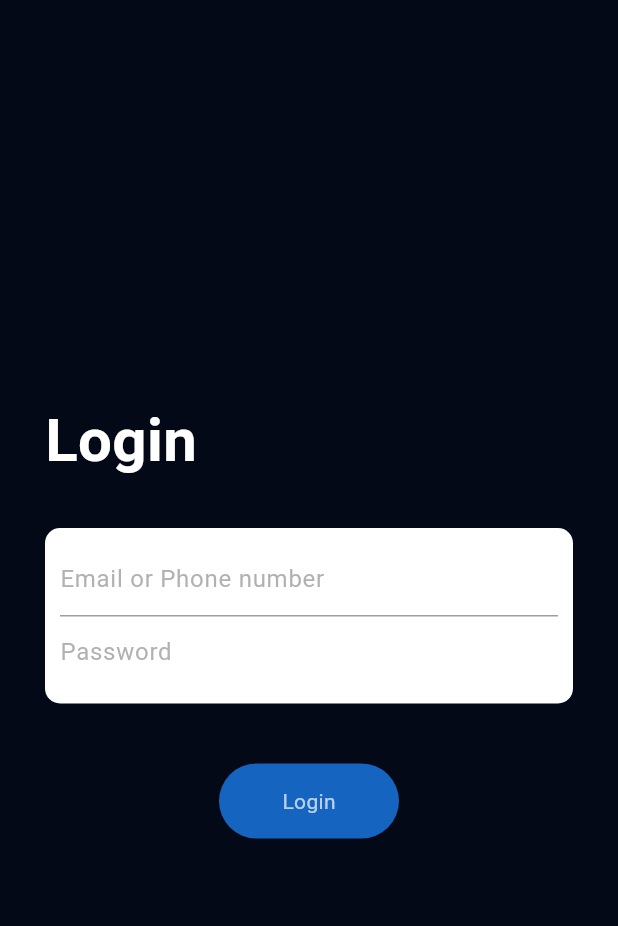
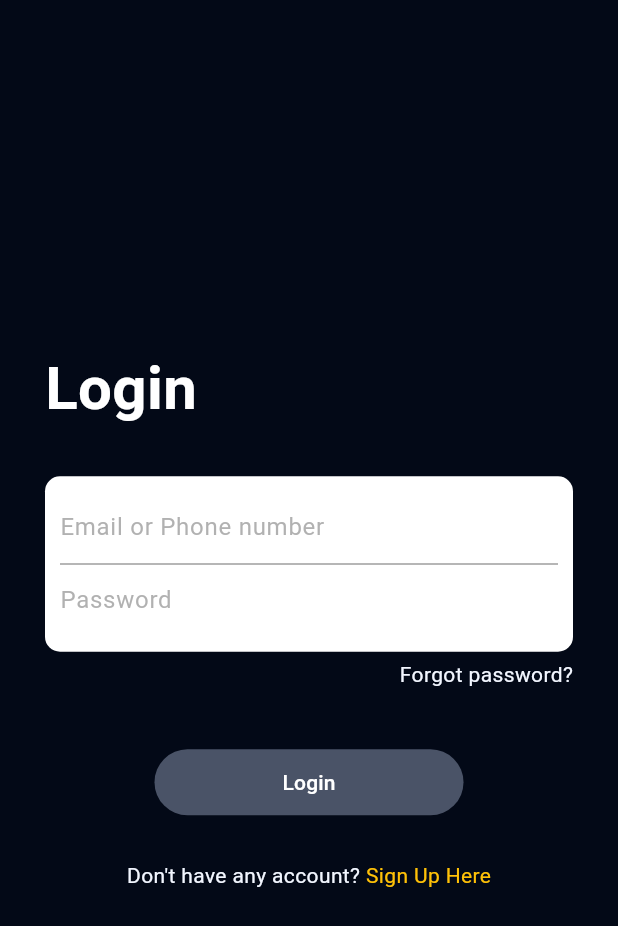
Before and after one commit to 8cstudio/car_pooling_flutter, a Flutter app: the screen it shows after launch, on a phone screen of 412 x 824 dp. Shown: the top 926 px of the screen. Run offline on Flutter 3.47's test engine with Material 2 defaults, Android fonts, the phone set to English and light mode, and no system bars.

Commit message:
made changes

```diff
--- a/lib/LoginPage.dart
+++ /dev/null
@@ -1,53 +0,0 @@
-import 'package:car_booking/Widgets/Textfield.dart';
-import 'package:flutter/material.dart';
-
-class LoginPage extends StatelessWidget {
-  @override
-  Widget build(BuildContext context) {
-    return Scaffold(
-      backgroundColor: const Color.fromRGBO(3, 9, 23, 1),
-      body: Container(
-        padding: const EdgeInsets.all(30),
-        child: Column(
-          crossAxisAlignment: CrossAxisAlignment.start,
-          mainAxisAlignment: MainAxisAlignment.center,
-          children: <Widget>[
-            const Text("Login",
-            style: TextStyle(color: Colors.white, fontSize: 40, fontWeight: FontWeight.bold),),
-            const SizedBox(height: 30,),
-            Container(
-              padding: const EdgeInsets.all(10),
-              decoration: BoxDecoration(
-                borderRadius: BorderRadius.circular(10),
-                color: Colors.white
-              ),
-              child: const Column(
-                children:  [
-                   CustomTextfield(
-                    hintText: "Email or Phone number",
-                  ),
-                  LastTextField(
-                    hintText: "Password",
-                  ),
-                ],
-              ),
-            ),
-            const SizedBox(height: 40,),
-            Center(
-              child: Container(
-                width: 120,
-                padding: const EdgeInsets.all(15),
-                decoration: BoxDecoration(
-                  borderRadius: BorderRadius.circular(50),
-                  color: Colors.blue[800]
-                ),
-                child: Center(child: Text("Login", style: TextStyle(color: Colors.white.withOpacity(.7)),)),
-              ),
-            ),
-
-          ],
-        ),
-      ),
-    );
-  }
-}
--- /dev/null
+++ b/lib/Widgets/CustomText.dart
@@ -0,0 +1,11 @@
+import 'package:flutter/material.dart';
+class CustomText extends StatelessWidget {
+  final String text;
+  final Color? color;
+  const CustomText({super.key, required this.text, this.color});
+
+  @override
+  Widget build(BuildContext context) {
+    return  Text( "$text", style: TextStyle(color: color ),);
+  }
+}
--- /dev/null
+++ b/lib/Widgets/MyElevatedButton.dart
@@ -0,0 +1,50 @@
+import 'package:car_booking/constants.dart';
+import 'package:flutter/material.dart';
+
+class MyElevatedButton extends StatelessWidget {
+  final BorderRadiusGeometry? borderRadius;
+  //final double? width;
+  final double height;
+  // final Gradient gradient;
+  final Color? color;
+  final VoidCallback? onPressed;
+  final Widget child;
+
+  const MyElevatedButton({
+    Key? key,
+    required this.onPressed,
+    required this.child,
+    this.borderRadius,
+    //this.width = 150.0,
+    this.height = 44.0,
+    // this.gradient =
+    //     const LinearGradient(colors: [Colors.pinkAccent, Colors.greenAccent]),
+        this.color,
+  }) : super(key: key);
+
+  @override
+  Widget build(BuildContext context) {
+    final borderRadius = this.borderRadius ?? BorderRadius.circular(80);
+    return Container(
+      width: MediaQuery.sizeOf(context).width * 0.5,
+      height: height,
+
+      decoration: BoxDecoration(
+        color: shadowColorLight,
+
+        // gradient: gradient,
+        borderRadius: borderRadius,
+      ),
+      child: ElevatedButton(
+        onPressed: onPressed,
+        style: ElevatedButton.styleFrom(
+          elevation: 0,
+          backgroundColor: Colors.transparent,
+          //shadowColor: Colors.transparent,
+          shape: RoundedRectangleBorder(borderRadius: borderRadius),
+        ),
+        child: child,
+      ),
+    );
+  }
+}
--- a/lib/main.dart
+++ b/lib/main.dart
@@ -1,4 +1,4 @@
-import 'package:car_booking/LoginPage.dart';
+import 'package:car_booking/screens/SignIn/LoginPage.dart';
 import 'package:flutter/material.dart';
 void main() {
   runApp(const MyApp());
--- /dev/null
+++ b/lib/screens/SignIn/LoginPage.dart
@@ -0,0 +1,17 @@
+import 'package:car_booking/Widgets/CustomText.dart';
+import 'package:car_booking/screens/SignIn/components/LoginForm.dart';
+import 'package:flutter/material.dart';
+
+class LoginPage extends StatelessWidget {
+  @override
+  Widget build(BuildContext context) {
+    return Scaffold(
+      resizeToAvoidBottomInset: false,
+      backgroundColor: const Color.fromRGBO(3, 9, 23, 1),
+      body: Container(
+        padding: const EdgeInsets.all(30),
+        child: const LoginForm(),
+      ),
+    );
+  }
+}
--- /dev/null
+++ b/lib/screens/SignIn/components/LoginForm.dart
@@ -0,0 +1,84 @@
+import 'package:car_booking/constants.dart';
+import 'package:car_booking/screens/SignUp/SignUp.dart';
+import 'package:flutter/material.dart';
+import 'package:car_booking/Widgets/CustomText.dart';
+import 'package:car_booking/Widgets/MyElevatedButton.dart';
+import 'package:car_booking/Widgets/Textfield.dart';
+
+class LoginForm extends StatefulWidget {
+  const LoginForm({super.key});
+
+  @override
+  State<LoginForm> createState() => _LoginFormState();
+}
+
+class _LoginFormState extends State<LoginForm> {
+  @override
+  Widget build(BuildContext context) {
+    return Column(
+      crossAxisAlignment: CrossAxisAlignment.start,
+      mainAxisAlignment: MainAxisAlignment.center,
+      children: <Widget>[
+        const Text(
+          "Login",
+          style: TextStyle(
+              color: Colors.white, fontSize: 40, fontWeight: FontWeight.bold),
+        ),
+        const SizedBox(
+          height: 30,
+        ),
+        Container(
+          padding: const EdgeInsets.all(10),
+          decoration: BoxDecoration(
+              borderRadius: BorderRadius.circular(10), color: Colors.white),
+          child: const Column(
+            children: [
+              CustomTextfield(
+                hintText: "Email or Phone number",
+              ),
+              LastTextField(
+                hintText: "Password",
+              ),
+            ],
+          ),
+        ),
+        const SizedBox(
+          height: 5,
+        ),
+        const Row(
+          mainAxisAlignment: MainAxisAlignment.end,
+          children: [CustomText(text: "Forgot password?", color: appColorWhite,)],
+        ),
+        const SizedBox(
+          height: 40,
+        ),
+        Center(
+          child: MyElevatedButton(
+            onPressed: () {},
+            child: const CustomText(
+              text: 'Login',
+              color: Colors.white,
+            ),
+          ),
+        ),
+        const SizedBox(
+          height: 30,
+        ),
+        Row(mainAxisAlignment: MainAxisAlignment.center,
+          children: [
+            CustomText(text: "Don't have any account?", color: appColorWhite,),
+            GestureDetector(
+              onTap: () {
+                nextScreen(context, SignUp());
+              },
+              child: const CustomText(
+                text: ' Sign Up Here',
+                color: Colors.amber,
+              ),
+            ),
+          ],
+        ),
+      ],
+    );
+  }
+}
```
Also changed, not shown: lib/constants.dart (added, +16 -0 lines), lib/screens/SignUp/SignUp.dart (added, +19 -0 lines), lib/screens/SignUp/components/SignUpForm.dart (added, +94 -0 lines).
